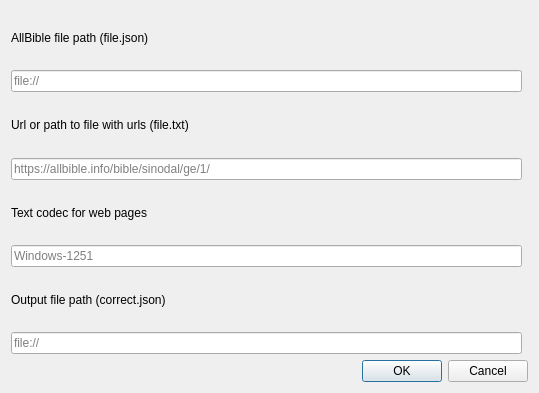
This is Dialogs/DialogSettingsAnalysis.ui in Ilya-Songrov/CorrectBibleText as Qt 5 draws it before an edit. The edited form follows.
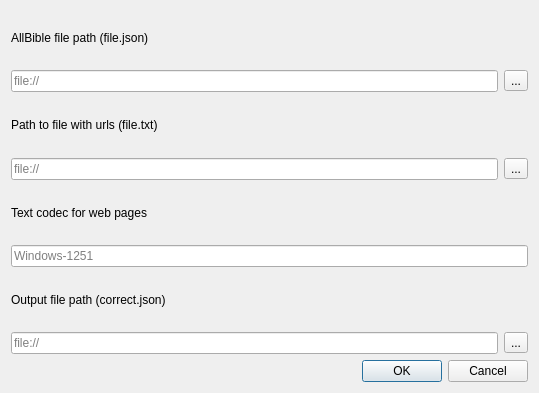
This is the edited form.

What changed in the file:
```diff
--- a/Dialogs/DialogSettingsAnalysis.ui
+++ b/Dialogs/DialogSettingsAnalysis.ui
@@ -26,19 +26,22 @@
      <property name="placeholderText">
       <string>file://</string>
      </property>
+     <property name="clearButtonEnabled">
+      <bool>false</bool>
+     </property>
     </widget>
    </item>
    <item row="2" column="0" colspan="2">
     <widget class="QLabel" name="label_4">
      <property name="text">
-      <string>Url or path to file with urls (file.txt)</string>
+      <string>Path to file with urls (file.txt)</string>
      </property>
     </widget>
    </item>
    <item row="3" column="0">
     <widget class="QLineEdit" name="lineEditUrl">
      <property name="placeholderText">
-      <string>https://allbible.info/bible/sinodal/ge/1/</string>
+      <string>file://</string>
      </property>
     </widget>
    </item>
@@ -49,13 +52,6 @@
      </property>
     </widget>
    </item>
-   <item row="5" column="0">
-    <widget class="QLineEdit" name="lineEditTextCodec">
-     <property name="placeholderText">
-      <string>Windows-1251</string>
-     </property>
-    </widget>
-   </item>
    <item row="6" column="0" colspan="2">
     <widget class="QLabel" name="label_2">
      <property name="text">
@@ -80,6 +76,34 @@
      </property>
     </widget>
    </item>
+   <item row="1" column="1">
+    <widget class="QToolButton" name="toolButtonAllBibleFile">
+     <property name="text">
+      <string>...</string>
+     </property>
+    </widget>
+   </item>
+   <item row="3" column="1">
+    <widget class="QToolButton" name="toolButtonUrl">
+     <property name="text">
+      <string>...</string>
+     </property>
+    </widget>
+   </item>
+   <item row="7" column="1">
+    <widget class="QToolButton" name="toolButtonOutputFile">
+     <property name="text">
+      <string>...</string>
+     </property>
+    </widget>
+   </item>
+   <item row="5" column="0" colspan="2">
+    <widget class="QLineEdit" name="lineEditTextCodec">
+     <property name="placeholderText">
+      <string>Windows-1251</string>
+     </property>
+    </widget>
+   </item>
   </layout>
  </widget>
  <resources/>
```
Left out of the diff: 2 changed lines with no effect on the pictures.
